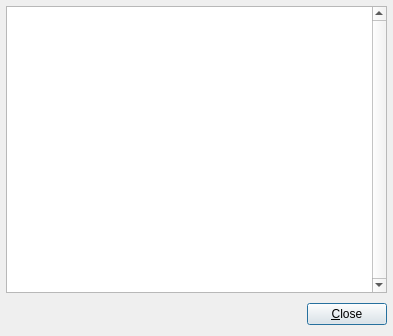
This is src/qt-widgets/InformationDialogUi.ui in GPlates/GPlates as Qt 5 draws it before an edit. The edited form follows.
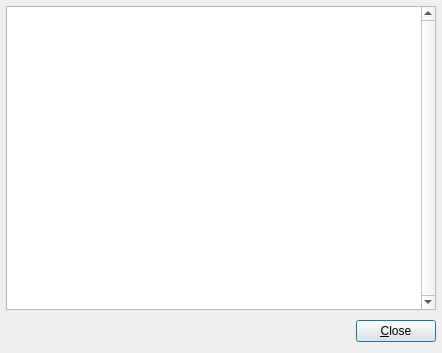
This is the edited form. Icons and pictures are not drawn.

What changed in the file:
```diff
--- a/src/qt-widgets/InformationDialogUi.ui
+++ b/src/qt-widgets/InformationDialogUi.ui
@@ -5,8 +5,8 @@
    <rect>
     <x>0</x>
     <y>0</y>
-    <width>393</width>
-    <height>336</height>
+    <width>442</width>
+    <height>353</height>
    </rect>
   </property>
   <property name="windowTitle" >
```
Left out of the diff: 9 changed lines with no effect on the pictures.
